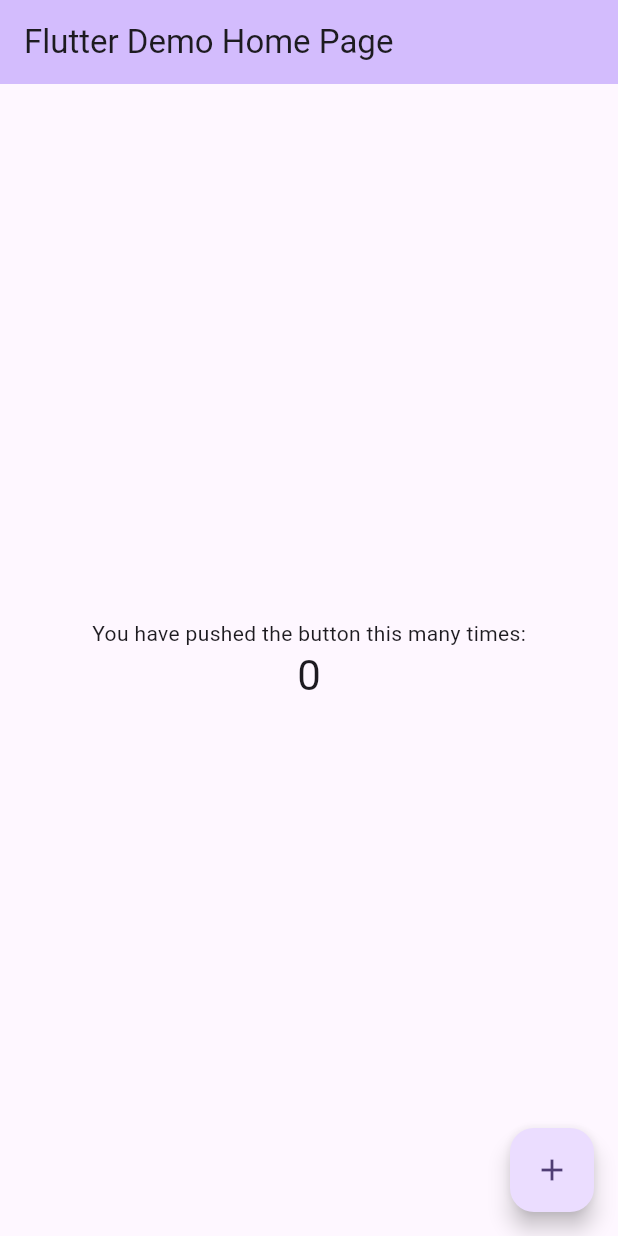
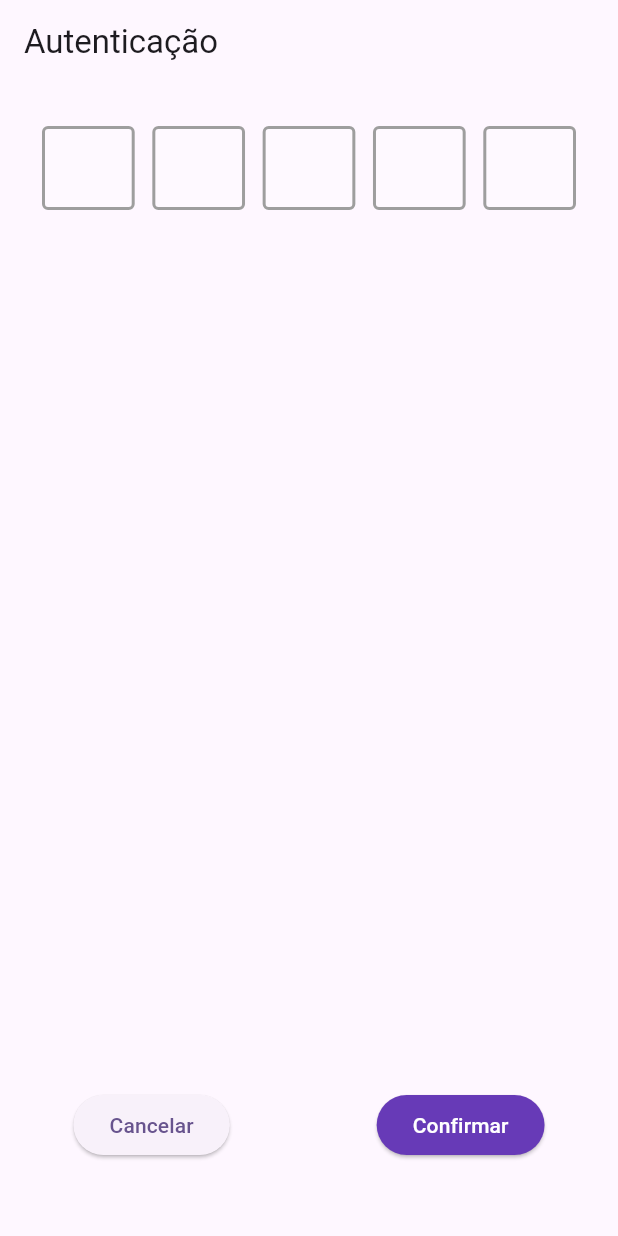
Before and after one commit to HelioPC/otp_screen, a Flutter app: the screen it shows after launch, on a phone screen of 412 x 824 dp. Run offline on Flutter 3.47's test engine with Material 2 defaults, Android fonts, the phone set to English and light mode, and no system bars.

Commit message:
Finish OTP page ✅

```diff
--- a/lib/main.dart
+++ b/lib/main.dart
@@ -1,4 +1,5 @@
 import 'package:flutter/material.dart';
+import 'package:otp_screen/pages/otp_page.dart';
 
 void main() {
   runApp(const MyApp());
@@ -10,59 +11,14 @@ class MyApp extends StatelessWidget {
   @override
   Widget build(BuildContext context) {
     return MaterialApp(
+      debugShowCheckedModeBanner: false,
       title: 'Flutter Demo',
       theme: ThemeData(
         colorScheme: ColorScheme.fromSeed(seedColor: Colors.deepPurple),
         useMaterial3: true,
       ),
-      home: const MyHomePage(title: 'Flutter Demo Home Page'),
-    );
-  }
-}
-
-class MyHomePage extends StatefulWidget {
-  const MyHomePage({super.key, required this.title});
-
-  final String title;
-
-  @override
-  State<MyHomePage> createState() => _MyHomePageState();
-}
-
-class _MyHomePageState extends State<MyHomePage> {
-  int _counter = 0;
-
-  void _incrementCounter() {
-    setState(() {
-      _counter++;
-    });
-  }
-
-  @override
-  Widget build(BuildContext context) {
-    return Scaffold(
-      appBar: AppBar(
-        backgroundColor: Theme.of(context).colorScheme.inversePrimary,
-        title: Text(widget.title),
-      ),
-      body: Center(
-        child: Column(
-          mainAxisAlignment: MainAxisAlignment.center,
-          children: <Widget>[
-            const Text(
-              'You have pushed the button this many times:',
-            ),
-            Text(
-              '$_counter',
-              style: Theme.of(context).textTheme.headlineMedium,
-            ),
-          ],
-        ),
-      ),
-      floatingActionButton: FloatingActionButton(
-        onPressed: _incrementCounter,
-        tooltip: 'Increment',
-        child: const Icon(Icons.add),
+      home: const OTPPage(
+        codeBoxCount: 5,
       ),
     );
   }
--- /dev/null
+++ b/lib/pages/otp_page.dart
@@ -0,0 +1,111 @@
+import 'package:flutter/material.dart';
+import 'package:flutter/services.dart';
+
+class OTPPage extends StatefulWidget {
+  final int codeBoxCount;
+
+  const OTPPage({super.key, required this.codeBoxCount});
+
+  @override
+  State<OTPPage> createState() => _OTPPageState();
+}
+
+class _OTPPageState extends State<OTPPage> {
+  final _formKey = GlobalKey<FormState>();
+
+  @override
+  Widget build(BuildContext context) {
+    final size = MediaQuery.sizeOf(context);
+
+    return Scaffold(
+      appBar: AppBar(
+        title: const Text('Autenticação'),
+        centerTitle: false,
+      ),
+      body: Column(
+        children: [
+          Padding(
+            padding: const EdgeInsets.all(28.0),
+            child: Form(
+              key: _formKey,
+              child: Row(
+                mainAxisAlignment: MainAxisAlignment.spaceBetween,
+                children: List.generate(
+                  widget.codeBoxCount,
+                  (index) {
+                    return SizedBox(
+                      height: 60,
+                      width: size.width * .15,
+                      child: TextFormField(
+                        key: ValueKey(index),
+                        onTapOutside: (event) {
+                          FocusManager.instance.primaryFocus?.unfocus();
+                        },
+                        onChanged: (value) {
+                          if (value.length == 1) {
+                            FocusScope.of(context).nextFocus();
+                          }
+                        },
+                        textAlign: TextAlign.center,
+                        keyboardType: TextInputType.number,
+                        inputFormatters: [
+                          LengthLimitingTextInputFormatter(1),
+                          FilteringTextInputFormatter.digitsOnly,
+                        ],
+                        obscureText: true,
+                        enabled: true,
+                        decoration: InputDecoration(
+                          filled: true,
+                          fillColor: const Color.fromARGB(50, 255, 255, 255),
+                          border: OutlineInputBorder(
+                            borderRadius:
+                                const BorderRadius.all(Radius.circular(4)),
+                            borderSide: BorderSide(
+                                width: 1,
+                                color: Theme.of(context).colorScheme.primary),
+                          ),
+                          enabledBorder: const OutlineInputBorder(
+                            borderRadius: BorderRadius.all(Radius.circular(4)),
+                            borderSide: BorderSide(
+                              width: 2,
+                              color: Colors.grey,
+                            ),
+                          ),
+                        ),
+                      ),
+                    );
+                  },
+                ),
+              ),
+            ),
+          ),
+          const Spacer(),
+          Row(
+            mainAxisAlignment: MainAxisAlignment.spaceAround,
+            children: [
+              ElevatedButton(
+                onPressed: () {
+                  _formKey.currentState?.reset();
+                },
+                child: const Text('Cancelar'),
+              ),
+              ElevatedButton(
+                style: ButtonStyle(
+                  backgroundColor: MaterialStateProperty.all<Color>(
+                    Colors.deepPurple,
+                  ),
+                  foregroundColor: MaterialStateProperty.all<Color>(
+                    Colors.white,
+                  ),
+                ),
+                onPressed: () {},
+                child: const Text('Confirmar'),
+              ),
+            ],
+          ),
+          const SizedBox(height: 50),
+        ],
+      ),
+    );
+  }
+}
```
Also changed, not shown: lib/widgets/otp_item.dart (added, +220 -0 lines).
